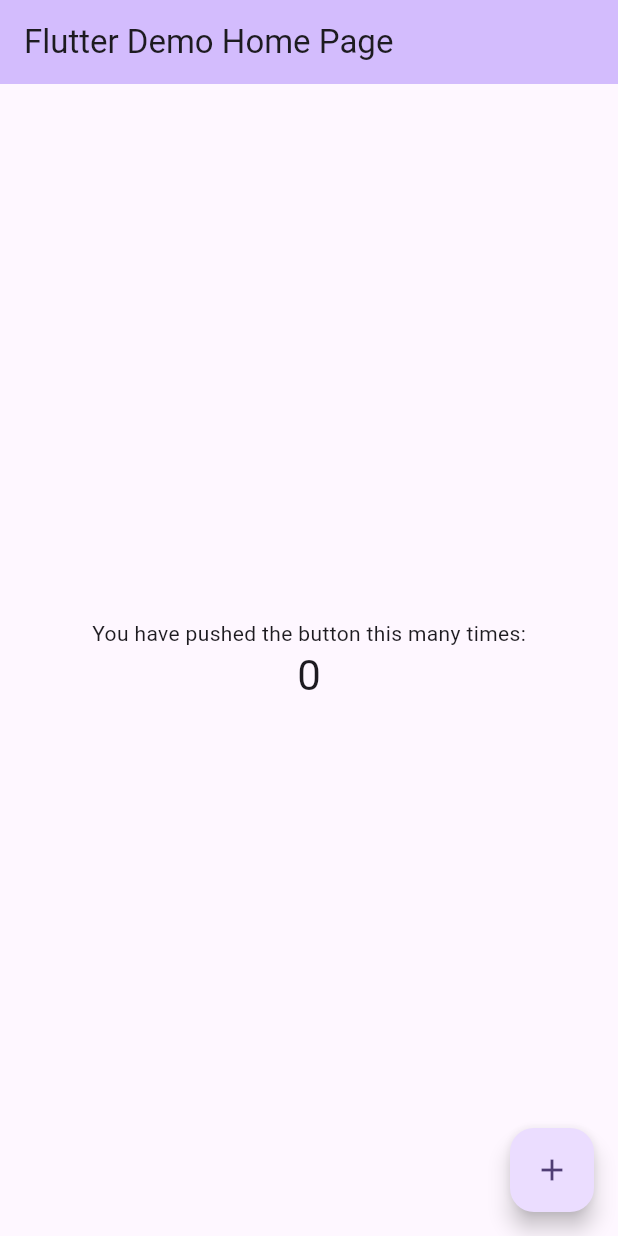
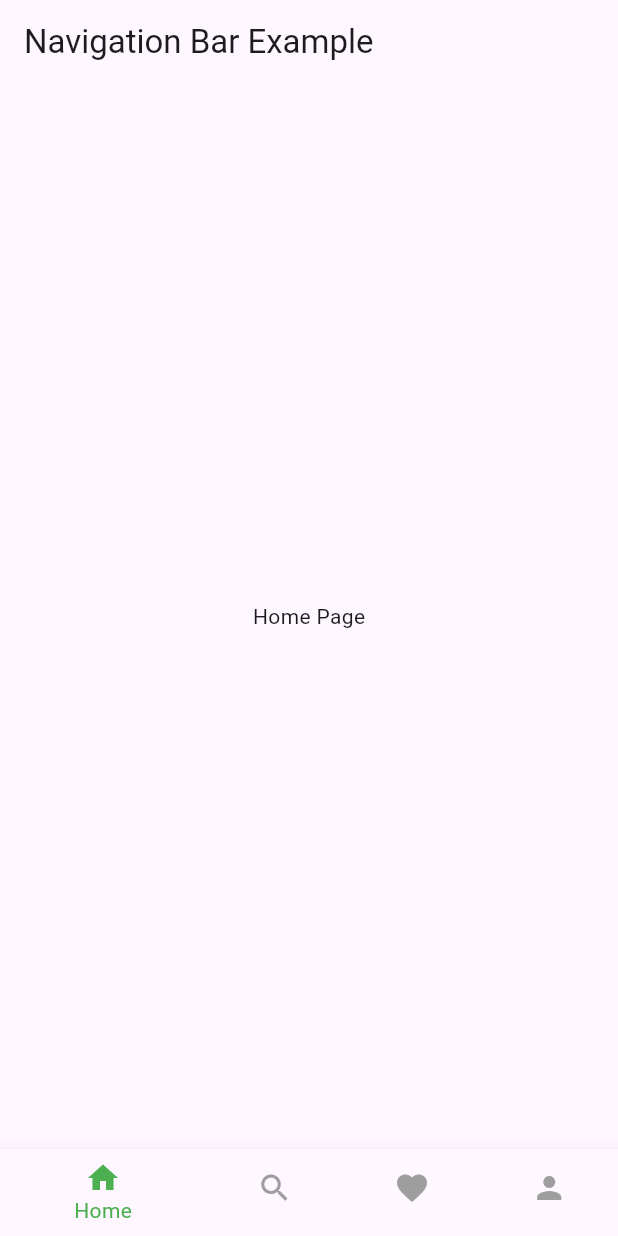
Before and after one commit to MYMMIRACLE/fazakir, a Flutter app: the screen it shows after launch, on a phone screen of 412 x 824 dp. Run offline on Flutter 3.47's test engine with Material 3 defaults, Android fonts, the phone set to English and light mode, and no system bars.

Commit message:
Refactor navigation bar and remove unnecessary code

```diff
--- a/fzaker/lib/main.dart
+++ b/fzaker/lib/main.dart
@@ -1,125 +1,76 @@
 import 'package:flutter/material.dart';
 
 void main() {
-  runApp(const MyApp());
+  runApp(MyApp());
 }
 
 class MyApp extends StatelessWidget {
-  const MyApp({super.key});
-
-  // This widget is the root of your application.
   @override
   Widget build(BuildContext context) {
     return MaterialApp(
-      title: 'Flutter Demo',
+      title: 'Navigation Bar Example',
       theme: ThemeData(
-        // This is the theme of your application.
-        //
-        // TRY THIS: Try running your application with "flutter run". You'll see
-        // the application has a purple toolbar. Then, without quitting the app,
-        // try changing the seedColor in the colorScheme below to Colors.green
-        // and then invoke "hot reload" (save your changes or press the "hot
-        // reload" button in a Flutter-supported IDE, or press "r" if you used
-        // the command line to start the app).
-        //
-        // Notice that the counter didn't reset back to zero; the application
-        // state is not lost during the reload. To reset the state, use hot
-        // restart instead.
-        //
-        // This works for code too, not just values: Most code changes can be
-        // tested with just a hot reload.
-        colorScheme: ColorScheme.fromSeed(seedColor: Colors.deepPurple),
-        useMaterial3: true,
+        primarySwatch: Colors.blue,
       ),
-      home: const MyHomePage(title: 'Flutter Demo Home Page'),
+      home: MyHomePage(),
     );
   }
 }
 
 class MyHomePage extends StatefulWidget {
-  const MyHomePage({super.key, required this.title});
-
-  // This widget is the home page of your application. It is stateful, meaning
-  // that it has a State object (defined below) that contains fields that affect
-  // how it looks.
-
-  // This class is the configuration for the state. It holds the values (in this
-  // case the title) provided by the parent (in this case the App widget) and
-  // used by the build method of the State. Fields in a Widget subclass are
-  // always marked "final".
-
-  final String title;
-
   @override
-  State<MyHomePage> createState() => _MyHomePageState();
+  _MyHomePageState createState() => _MyHomePageState();
 }
 
 class _MyHomePageState extends State<MyHomePage> {
-  int _counter = 0;
+  int _selectedIndex = 0;
 
-  void _incrementCounter() {
+  List<Widget> _widgetOptions = <Widget>[
+    Text('Home Page'),
+    Text('Search Page'),
+    Text('Favorites Page'),
+    Text('Profile Page'),
+  ];
+
+  void _onItemTapped(int index) {
     setState(() {
-      // This call to setState tells the Flutter framework that something has
-      // changed in this State, which causes it to rerun the build method below
-      // so that the display can reflect the updated values. If we changed
-      // _counter without calling setState(), then the build method would not be
-      // called again, and so nothing would appear to happen.
-      _counter++;
+      _selectedIndex = index;
     });
   }
 
   @override
   Widget build(BuildContext context) {
-    // This method is rerun every time setState is called, for instance as done
-    // by the _incrementCounter method above.
-    //
-    // The Flutter framework has been optimized to make rerunning build methods
-    // fast, so that you can just rebuild anything that needs updating rather
-    // than having to individually change instances of widgets.
     return Scaffold(
       appBar: AppBar(
-        // TRY THIS: Try changing the color here to a specific color (to
-        // Colors.amber, perhaps?) and trigger a hot reload to see the AppBar
-        // change color while the other colors stay the same.
-        backgroundColor: Theme.of(context).colorScheme.inversePrimary,
-        // Here we take the value from the MyHomePage object that was created by
-        // the App.build method, and use it to set our appbar title.
-        title: Text(widget.title),
+        title: Text('Navigation Bar Example'),
       ),
       body: Center(
-        // Center is a layout widget. It takes a single child and positions it
-        // in the middle of the parent.
-        child: Column(
-          // Column is also a layout widget. It takes a list of children and
-          // arranges them vertically. By default, it sizes itself to fit its
-          // children horizontally, and tries to be as tall as its parent.
-          //
-          // Column has various properties to control how it sizes itself and
-          // how it positions its children. Here we use mainAxisAlignment to
-          // center the children vertically; the main axis here is the vertical
-          // axis because Columns are vertical (the cross axis would be
-          // horizontal).
-          //
-          // TRY THIS: Invoke "debug painting" (choose the "Toggle Debug Paint"
-          // action in the IDE, or press "p" in the console), to see the
-          // wireframe for each widget.
-          mainAxisAlignment: MainAxisAlignment.center,
-          children: <Widget>[
-            const Text(
-              'You have pushed the button this many times:',
-            ),
-            Text(
-              '$_counter',
-              style: Theme.of(context).textTheme.headlineMedium,
-            ),
-          ],
-        ),
+        child: _widgetOptions.elementAt(_selectedIndex),
       ),
-      floatingActionButton: FloatingActionButton(
-        onPressed: _incrementCounter,
-        tooltip: 'Increment',
-        child: const Icon(Icons.add),
-      ), // This trailing comma makes auto-formatting nicer for build methods.
+      bottomNavigationBar: BottomNavigationBar(
+        items: const <BottomNavigationBarItem>[
+          BottomNavigationBarItem(
+            icon: Icon(Icons.home),
+            label: 'Home',
+          ),
+          BottomNavigationBarItem(
+            icon: Icon(Icons.search),
+            label: 'Search',
+          ),
+          BottomNavigationBarItem(
+            icon: Icon(Icons.favorite),
+            label: 'Favorites',
+          ),
+          BottomNavigationBarItem(
+            icon: Icon(Icons.person),
+            label: 'Profile',
+          ),
+        ],
+        currentIndex: _selectedIndex,
+        selectedItemColor: Colors.green, // Selected icon color
+        unselectedItemColor: Colors.grey, // Unselected icon color
+        onTap: _onItemTapped,
+      ),
     );
   }
 }
```
